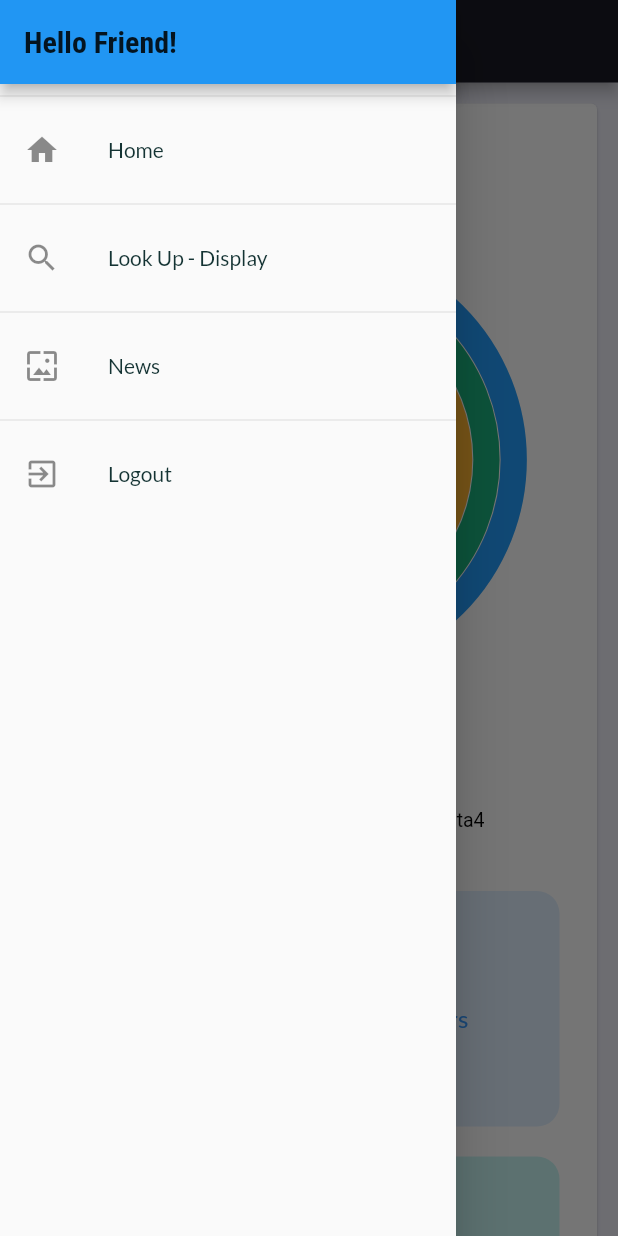
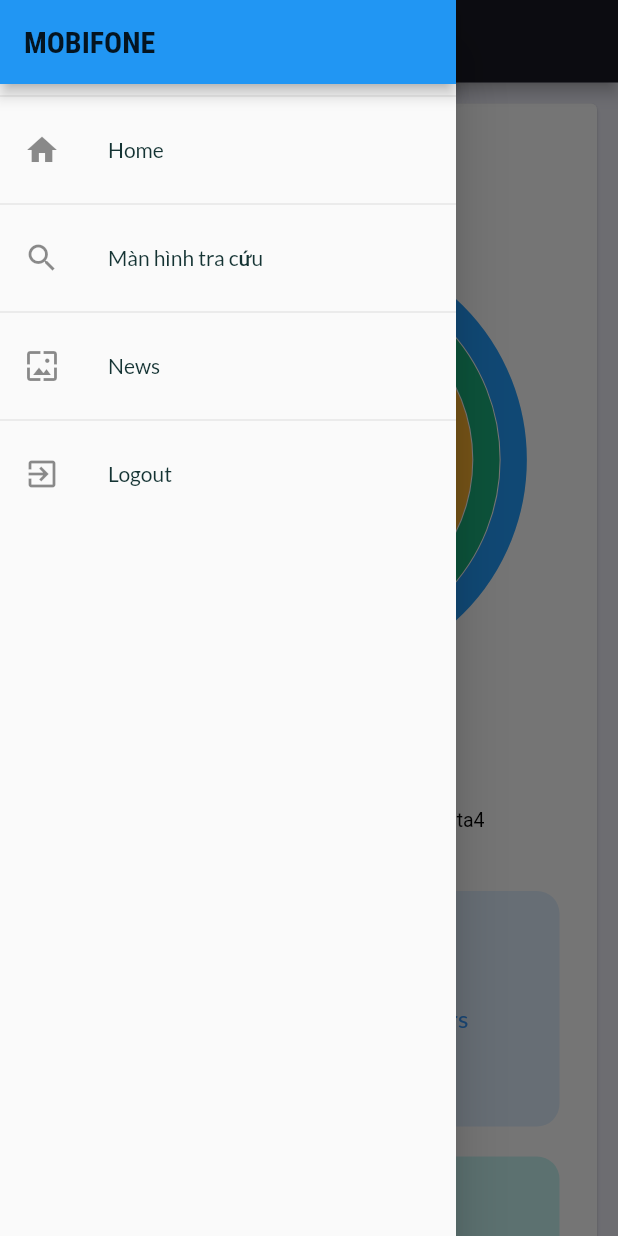
Before and after one commit to nguyenthegiang/projectMobifone_mobile, a Flutter app: the HomeScreen screen opened by its route, with the side drawer open, on a phone screen of 412 x 824 dp. Run offline on Flutter 3.47's test engine with Material 2 defaults, Android fonts, the phone set to English and light mode, and no system bars; our stand-ins replace shared_preferences, syncfusion_flutter_charts; accounts and stored records are empty.

Commit message:
Change Text in AppDrawer

```diff
--- a/lib/Widget/app_drawer.dart
+++ b/lib/Widget/app_drawer.dart
@@ -17,7 +17,7 @@ class AppDrawer extends StatelessWidget {
         children: [
           AppBar(
             title: Text(
-              'Hello Friend!',
+              'MOBIFONE',
               style: Theme.of(context).textTheme.headline6,
             ),
             automaticallyImplyLeading: false,
@@ -39,7 +39,7 @@ class AppDrawer extends StatelessWidget {
           ListTile(
             //Ấn vào cái này để đến Order Screen
             leading: const Icon(Icons.search),
-            title: const Text('Look Up - Display'),
+            title: const Text('Màn hình tra cứu'),
             onTap: () {
               Navigator.of(context)
                   .pushReplacementNamed(LookUpDisplayScreen.routeName);
```
